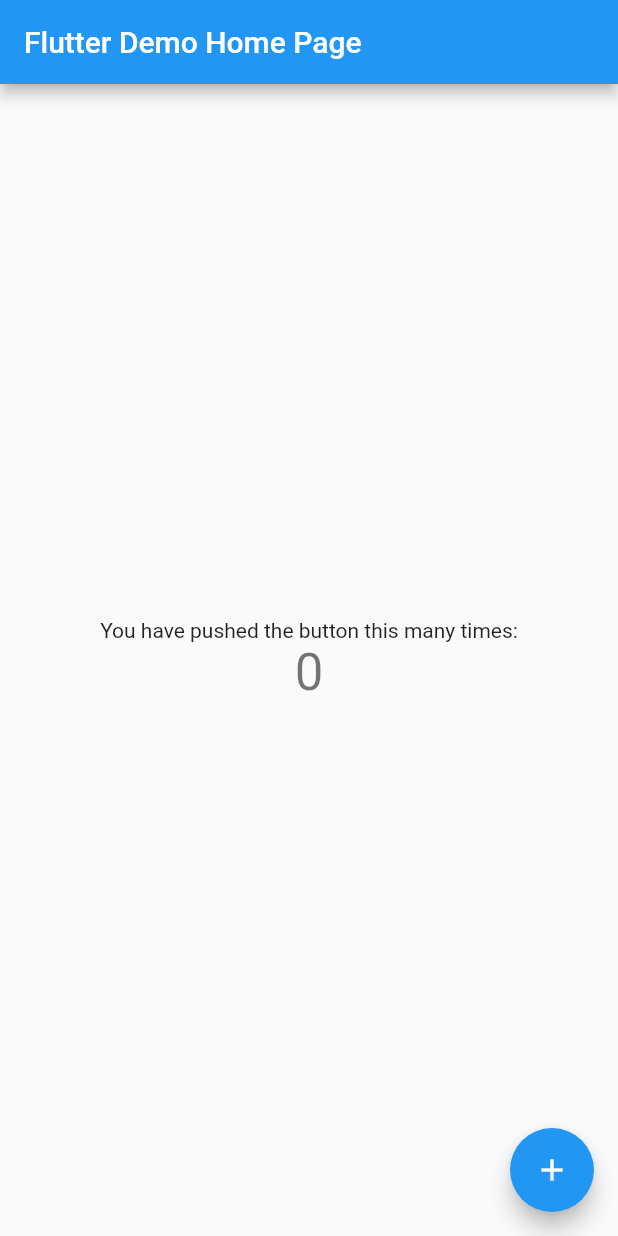
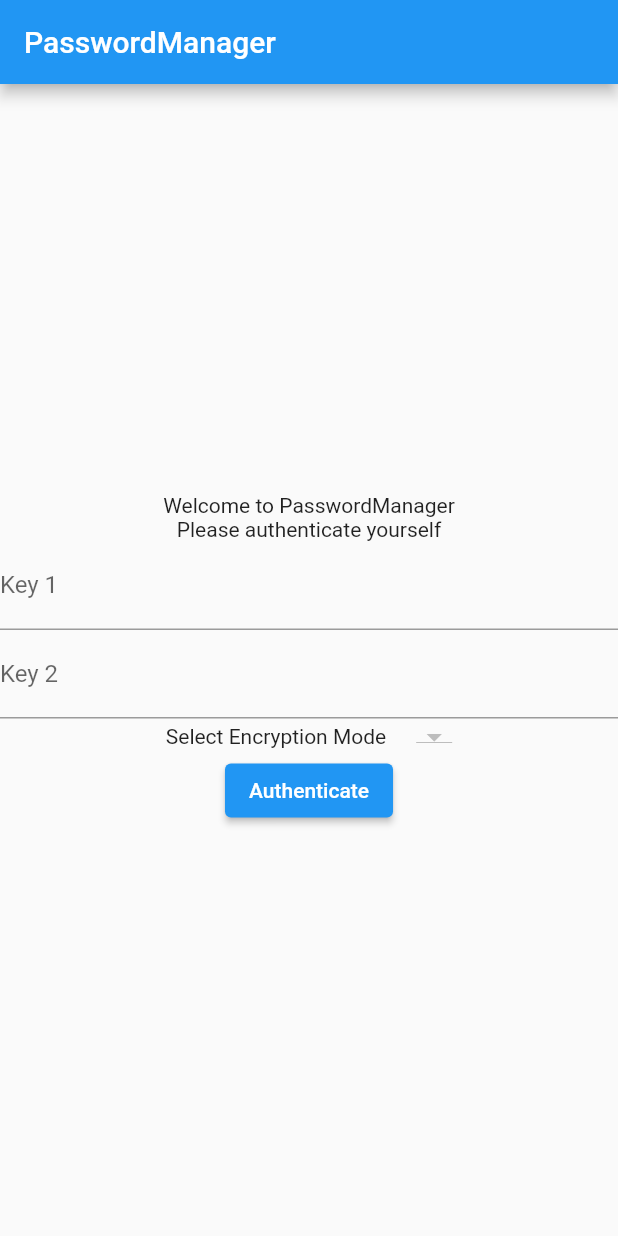
Before and after one commit to KoKud/password_manager, a Flutter app: the screen it shows after launch, on a phone screen of 412 x 824 dp. Run offline on Flutter 3.47's test engine with Material 2 defaults, Android fonts, the phone set to English and light mode, and no system bars; missing offline and left inert: encrypt.

Commit message:
Profile creation implemented

```diff
--- a/lib/main.dart
+++ b/lib/main.dart
@@ -1,4 +1,9 @@
 import 'package:flutter/material.dart';
+import 'package:password_manager/providers/encryptor.dart';
+import 'package:password_manager/screens/app_screen.dart';
+import 'package:provider/provider.dart';
+
+import 'screens/auth_screen.dart';
 
 void main() {
   runApp(const MyApp());
@@ -7,109 +12,22 @@ void main() {
 class MyApp extends StatelessWidget {
   const MyApp({super.key});
 
-  // This widget is the root of your application.
   @override
   Widget build(BuildContext context) {
-    return MaterialApp(
-      title: 'Flutter Demo',
-      theme: ThemeData(
-        // This is the theme of your application.
-        //
-        // Try running your application with "flutter run". You'll see the
-        // application has a blue toolbar. Then, without quitting the app, try
-        // changing the primarySwatch below to Colors.green and then invoke
-        // "hot reload" (press "r" in the console where you ran "flutter run",
-        // or simply save your changes to "hot reload" in a Flutter IDE).
-        // Notice that the counter didn't reset back to zero; the application
-        // is not restarted.
-        primarySwatch: Colors.blue,
+    return MultiProvider(
+      providers: [
+        ChangeNotifierProvider(create: (_) => Encryptor()),
+      ],
+      child: MaterialApp(
+        title: 'Password Manager',
+        theme: ThemeData(
+          primarySwatch: Colors.blue,
+        ),
+        routes: {
+          AuthScreen.routeName: (_) => const AuthScreen(),
+          AppScreen.routeName: (_) => const AppScreen(),
+        },
       ),
-      home: const MyHomePage(title: 'Flutter Demo Home Page'),
     );
   }
 }
-
-class MyHomePage extends StatefulWidget {
-  const MyHomePage({super.key, required this.title});
-
-  // This widget is the home page of your application. It is stateful, meaning
-  // that it has a State object (defined below) that contains fields that affect
-  // how it looks.
-
-  // This class is the configuration for the state. It holds the values (in this
-  // case the title) provided by the parent (in this case the App widget) and
-  // used by the build method of the State. Fields in a Widget subclass are
-  // always marked "final".
-
-  final String title;
-
-  @override
-  State<MyHomePage> createState() => _MyHomePageState();
-}
-
-class _MyHomePageState extends State<MyHomePage> {
-  int _counter = 0;
-
-  void _incrementCounter() {
-    setState(() {
-      // This call to setState tells the Flutter framework that something has
-      // changed in this State, which causes it to rerun the build method below
-      // so that the display can reflect the updated values. If we changed
-      // _counter without calling setState(), then the build method would not be
-      // called again, and so nothing would appear to happen.
-      _counter++;
-    });
-  }
-
-  @override
-  Widget build(BuildContext context) {
-    // This method is rerun every time setState is called, for instance as done
-    // by the _incrementCounter method above.
-    //
-    // The Flutter framework has been optimized to make rerunning build methods
-    // fast, so that you can just rebuild anything that needs updating rather
-    // than having to individually change instances of widgets.
-    return Scaffold(
-      appBar: AppBar(
-        // Here we take the value from the MyHomePage object that was created by
-        // the App.build method, and use it to set our appbar title.
-        title: Text(widget.title),
-      ),
-      body: Center(
-        // Center is a layout widget. It takes a single child and positions it
-        // in the middle of the parent.
-        child: Column(
-          // Column is also a layout widget. It takes a list of children and
-          // arranges them vertically. By default, it sizes itself to fit its
-          // children horizontally, and tries to be as tall as its parent.
-          //
-          // Invoke "debug painting" (press "p" in the console, choose the
-          // "Toggle Debug Paint" action from the Flutter Inspector in Android
-          // Studio, or the "Toggle Debug Paint" command in Visual Studio Code)
-          // to see the wireframe for each widget.
-          //
-          // Column has various properties to control how it sizes itself and
-          // how it positions its children. Here we use mainAxisAlignment to
-          // center the children vertically; the main axis here is the vertical
-          // axis because Columns are vertical (the cross axis would be
-          // horizontal).
-          mainAxisAlignment: MainAxisAlignment.center,
-          children: <Widget>[
-            const Text(
-              'You have pushed the button this many times:',
-            ),
-            Text(
-              '$_counter',
-              style: Theme.of(context).textTheme.headline4,
-            ),
-          ],
-        ),
-      ),
-      floatingActionButton: FloatingActionButton(
-        onPressed: _incrementCounter,
-        tooltip: 'Increment',
-        child: const Icon(Icons.add),
-      ), // This trailing comma makes auto-formatting nicer for build methods.
-    );
-  }
-}
--- /dev/null
+++ b/lib/providers/encryptor.dart
@@ -0,0 +1,44 @@
+import 'dart:convert';
+
+import 'package:crypto/crypto.dart';
+import 'package:encrypt/encrypt.dart';
+import 'package:flutter/material.dart' hide Key;
+
+class Encryptor with ChangeNotifier {
+  Encrypter? encrypter;
+  String? _profileKey;
+  AESMode _profileAlgorithm = AESMode.cbc;
+
+  void _createEncrypter(String password, AESMode mode) {
+    String passwordParser = password;
+    if (passwordParser.length < 32) {
+      passwordParser = password * (32 / password.length).ceilToDouble().toInt();
+    }
+    passwordParser = passwordParser.characters.take(32).toString();
+    final key = Key.fromUtf8(passwordParser);
+
+    encrypter = Encrypter(AES(key, mode: mode));
+    _profileAlgorithm = mode;
+  }
+
+  String encrypt(String text) {
+    if (encrypter == null) {
+      throw Exception('Encrypter is null');
+    }
+    return encrypter!.encrypt(text, iv: IV.fromLength(16)).base64;
+  }
+
+  String decrypt(String text) {
+    if (encrypter == null) {
+      throw Exception('Encrypter is null');
+    }
+    return encrypter!.decrypt64(text, iv: IV.fromLength(16));
+  }
+
+  void createProfile(String key1, String key2, AESMode mode) {
+    _createEncrypter(key1, mode);
+    final encryptedKey = md5.convert(utf8.encode(encrypt(key2)));
+    _profileKey = encryptedKey.toString();
+    _createEncrypter('$_profileKey', _profileAlgorithm);
+  }
+}
--- /dev/null
+++ b/lib/screens/app_screen.dart
@@ -0,0 +1,18 @@
+import 'package:flutter/material.dart';
+
+class AppScreen extends StatelessWidget {
+  const AppScreen({super.key});
+  static const routeName = '/app';
+
+  @override
+  Widget build(BuildContext context) {
+    return Scaffold(
+      appBar: AppBar(
+        title: const Text('PasswordManager'),
+      ),
+      body: const Center(
+        child: Text('Welcome to PasswordManager'),
+      ),
+    );
+  }
+}
--- /dev/null
+++ b/lib/screens/auth_screen.dart
@@ -0,0 +1,101 @@
+import 'package:encrypt/encrypt.dart';
+import 'package:flutter/material.dart';
+import 'package:provider/provider.dart';
+
+import '../providers/encryptor.dart';
+
+class AuthScreen extends StatefulWidget {
+  const AuthScreen({super.key});
+  static const routeName = '/';
+
+  @override
+  State<AuthScreen> createState() => _AuthScreenState();
+}
+
+class _AuthScreenState extends State<AuthScreen> {
+  final GlobalKey<FormState> _formKey = GlobalKey();
+
+  AESMode _selectedAlgorithm = AESMode.cbc;
+  final Map<String, String> _keysData = {
+    'key1': '',
+    'key2': '',
+  };
+
+  void _logintoProfile(BuildContext context) {
+    if (!_formKey.currentState!.validate()) return;
+    _formKey.currentState!.save();
+    final encryptor = Provider.of<Encryptor>(context, listen: false);
+    encryptor.createProfile(
+        _keysData['key1']!, _keysData['key2']!, _selectedAlgorithm);
+    Navigator.of(context).pushReplacementNamed('/app');
+  }
+
+  String? _keyValidator(String? value) =>
+      ((value?.length ?? 0) < 4 || (value?.length ?? 0) > 32)
+          ? 'Key must be between 4 and 32 characters'
+          : null;
+
+  void _selectAlgorithm(AESMode? value) {
+    if (value == null) return;
+    setState(() {
+      _selectedAlgorithm = value;
+    });
+  }
+
+  @override
+  Widget build(BuildContext context) {
+    return Scaffold(
+      appBar: AppBar(
+        title: const Text('PasswordManager'),
+      ),
+      body: Form(
+        key: _formKey,
+        child: Column(
+          mainAxisAlignment: MainAxisAlignment.center,
+          crossAxisAlignment: CrossAxisAlignment.center,
+          children: [
+            const Text('Welcome to PasswordManager'),
+            const Text('Please authenticate yourself'),
+            TextFormField(
+              decoration: const InputDecoration(
+                labelText: 'Key 1',
+              ),
+              obscureText: true,
+              validator: _keyValidator,
+              onSaved: (value) => _keysData['key1'] = value!,
+            ),
+            TextFormField(
+              decoration: const InputDecoration(
+                labelText: 'Key 2',
+              ),
+              obscureText: true,
+              validator: _keyValidator,
+              onSaved: (value) => _keysData['key2'] = value!,
+            ),
+            Row(
+              mainAxisAlignment: MainAxisAlignment.center,
+              children: [
+                const Text('Select Encryption Mode'),
+                const SizedBox(width: 20),
+                DropdownButton(
+                  value: _selectedAlgorithm,
+                  items: AESMode.values
+                      .map((e) => DropdownMenuItem(
+                            value: e,
+                            child: Text('AES ${e.name}'),
+                          ))
+                      .toList(),
+                  onChanged: _selectAlgorithm,
+                ),
+              ],
+            ),
+            ElevatedButton(
+              onPressed: () => _logintoProfile(context),
+              child: const Text('Authenticate'),
+            ),
+          ],
+        ),
+      ),
+    );
+  }
+}
--- a/pubspec.yaml
+++ b/pubspec.yaml
@@ -36,6 +36,9 @@ dependencies:
   # The following adds the Cupertino Icons font to your application.
   # Use with the CupertinoIcons class for iOS style icons.
   cupertino_icons: ^1.0.2
+  encrypt: ^5.0.1
+  provider: ^6.0.4
+  crypto: ^3.0.2
 
 dev_dependencies:
   flutter_test:
```
Also changed, not shown: lib/models/password.dart (added), lib/providers/passwords.dart (added), pubspec.lock.
